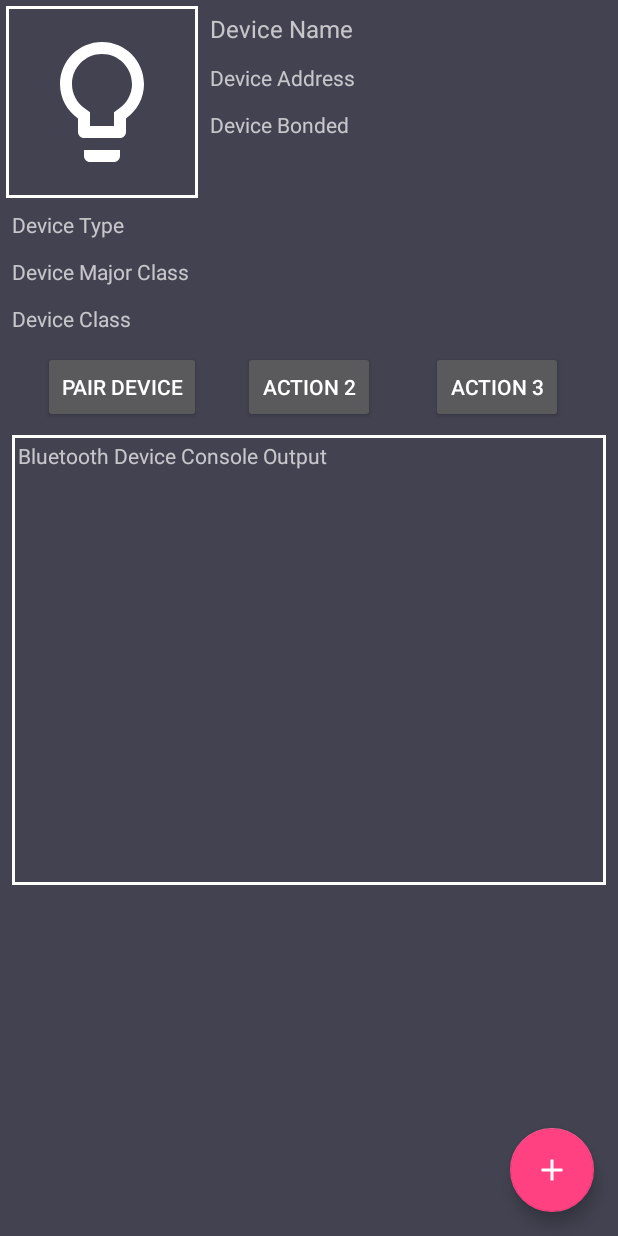
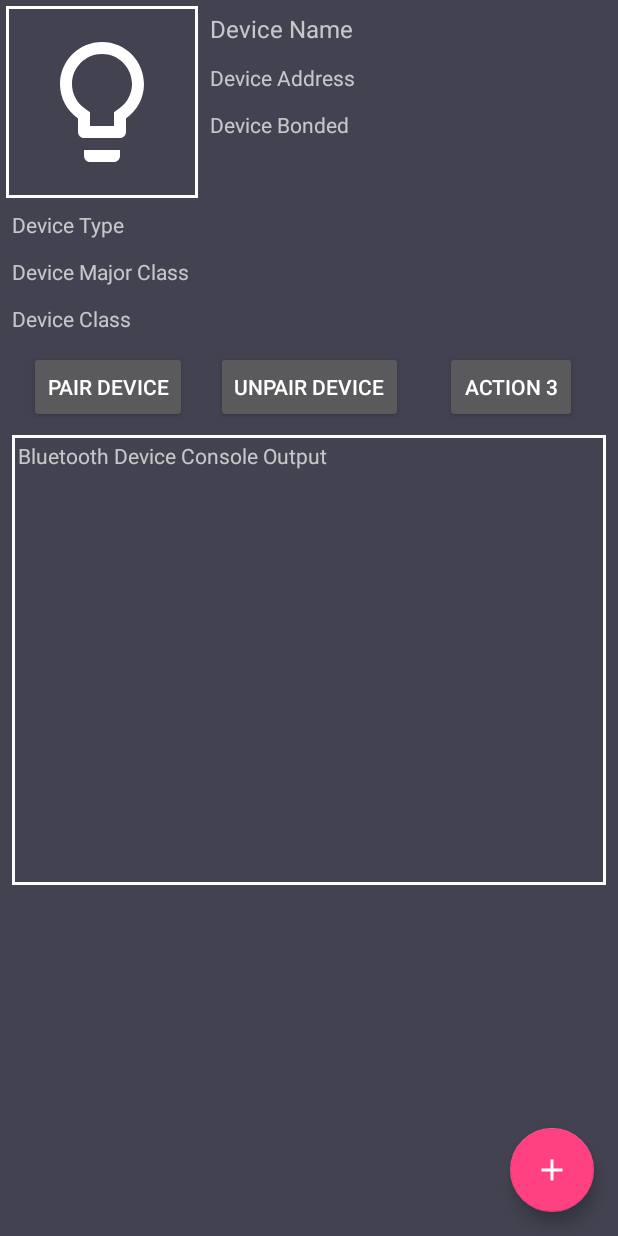
Before and after one commit to YonadavMeizler/MyHome, an Android app: the fragment FragmentDeviceInfo placed in its activity, on a phone screen of 412 x 824 dp. Run offline under Robolectric (Android 15) with nearby library versions, the phone set to English and light mode, and no system bars.

Commit message:
Add unpairing capablities

```diff
--- a/app/src/main/res/layout/fragment_device_control.xml
+++ b/app/src/main/res/layout/fragment_device_control.xml
@@ -89,12 +89,12 @@
         android:layout_marginTop="8dp"
         android:layout_marginEnd="8dp"
         android:text="@string/bluetoothaction1"
-        app:layout_constraintEnd_toStartOf="@+id/DeviceButton2"
+        app:layout_constraintEnd_toStartOf="@+id/DeviceButtonUnPair"
         app:layout_constraintStart_toStartOf="parent"
         app:layout_constraintTop_toBottomOf="@+id/DeviceClassControl" />
 
     <Button
-        android:id="@+id/DeviceButton2"
+        android:id="@+id/DeviceButtonUnPair"
         android:layout_width="wrap_content"
         android:layout_height="wrap_content"
         android:layout_marginStart="8dp"
@@ -114,7 +114,7 @@
         android:layout_marginEnd="8dp"
         android:text="@string/bluetoothaction3"
         app:layout_constraintEnd_toEndOf="parent"
-        app:layout_constraintStart_toEndOf="@+id/DeviceButton2"
+        app:layout_constraintStart_toEndOf="@+id/DeviceButtonUnPair"
         app:layout_constraintTop_toBottomOf="@+id/DeviceClassControl" />
 
     <TextView
@@ -128,7 +128,7 @@
         android:text="@string/bluetooth_device_console_output"
         app:layout_constraintEnd_toEndOf="parent"
         app:layout_constraintStart_toStartOf="parent"
-        app:layout_constraintTop_toBottomOf="@+id/DeviceButton2" />
+        app:layout_constraintTop_toBottomOf="@+id/DeviceButtonUnPair" />
 
 
 </android.support.constraint.ConstraintLayout>
--- a/app/src/main/res/menu/menu_device.xml
+++ b/app/src/main/res/menu/menu_device.xml
@@ -1,9 +1,9 @@
 <?xml version="1.0" encoding="utf-8"?>
 <menu xmlns:android="http://schemas.android.com/apk/res/android">
     <item
-        android:id="@+id/device_edit"
-        android:title="@string/edit" />
+        android:id="@+id/device_pair"
+        android:title="@string/pair" />
     <item
-        android:id="@+id/device_delete"
-        android:title="@string/delete" />
+        android:id="@+id/device_unpair"
+        android:title="@string/unpair" />
 </menu>
--- a/app/src/main/res/values/strings.xml
+++ b/app/src/main/res/values/strings.xml
@@ -21,7 +21,9 @@
     <string name="Menu_Item_Enable_Disable_Bluetooth">Enable/Disable Bluetooth</string>
     <string name="bluetoothaction3">Action 3</string>
     <string name="bluetoothaction1">Pair device</string>
-    <string name="bluetoothaction2">Action 2</string>
+    <string name="bluetoothaction2">Unpair device</string>
     <string name="bluetooth_device_console_output">Bluetooth Device Console Output</string>
+    <string name="pair">Pair</string>
+    <string name="unpair">Un-Pair</string>
 
 </resources>
```
Also changed, not shown: app/src/main/java/com/imq/myhome/Adapters/AdapterDevice.java (+18 -7 lines), app/src/main/java/com/imq/myhome/Fragments/FragmentDeviceInfo.java (+21 -4 lines), app/src/main/res/layout/item_device.xml (+38 -15 lines).
